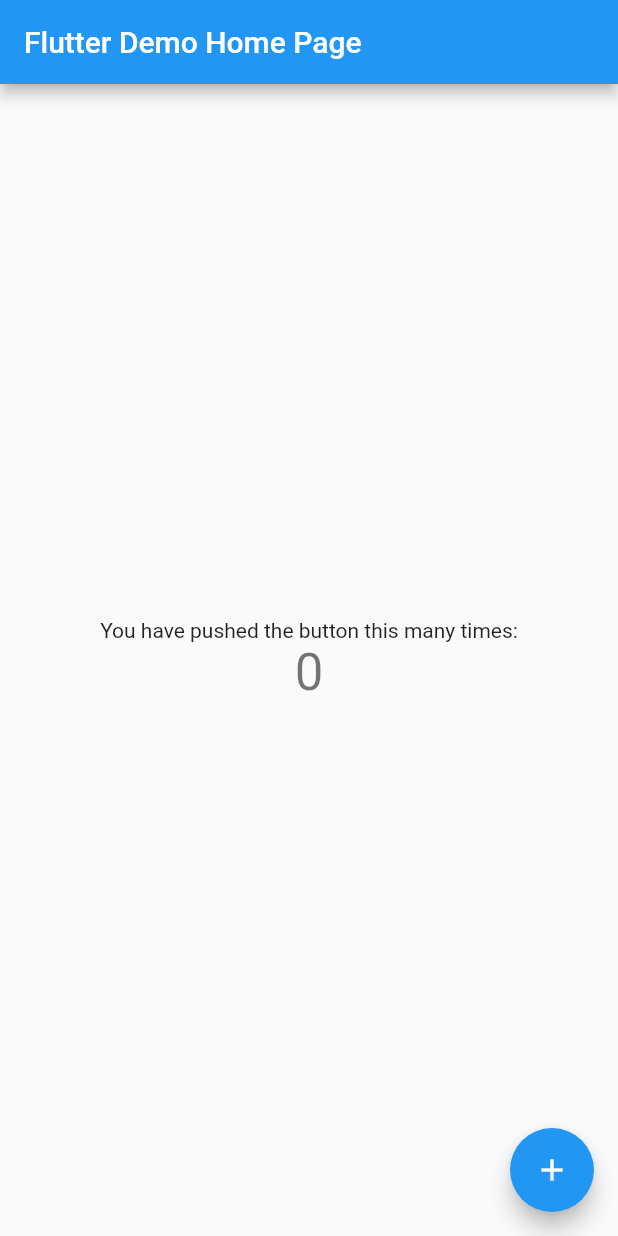
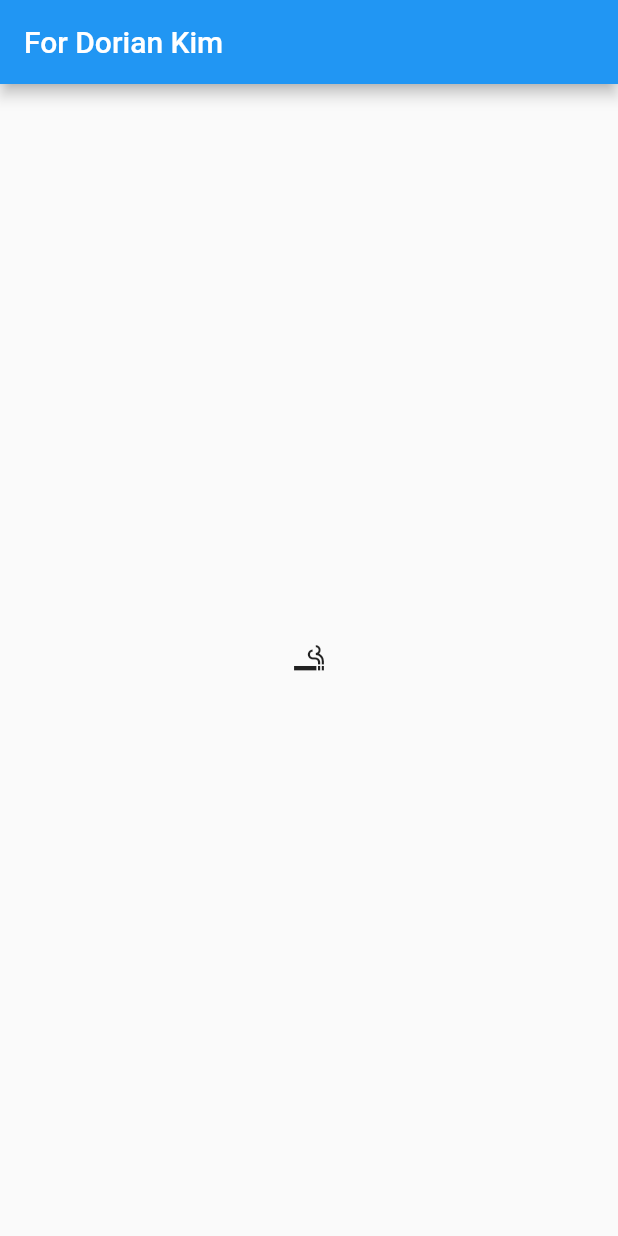
Before and after one commit to kimchungdo/DorianApp, a Flutter app: the screen it shows after launch, on a phone screen of 412 x 824 dp. Run offline on Flutter 3.47's test engine with Material 2 defaults, Android fonts, the phone set to English and light mode, and no system bars.

Commit message:
DateTime format added, Nav added

```diff
--- a/lib/main.dart
+++ b/lib/main.dart
@@ -1,3 +1,4 @@
+import 'package:dorian_app/smoking_page.dart';
 import 'package:flutter/material.dart';
 
 void main() {
@@ -11,35 +12,17 @@ class MyApp extends StatelessWidget {
   @override
   Widget build(BuildContext context) {
     return MaterialApp(
-      title: 'Flutter Demo',
+      title: 'Dorian Application',
       theme: ThemeData(
-        // This is the theme of your application.
-        //
-        // Try running your application with "flutter run". You'll see the
-        // application has a blue toolbar. Then, without quitting the app, try
-        // changing the primarySwatch below to Colors.green and then invoke
-        // "hot reload" (press "r" in the console where you ran "flutter run",
-        // or simply save your changes to "hot reload" in a Flutter IDE).
-        // Notice that the counter didn't reset back to zero; the application
-        // is not restarted.
         primarySwatch: Colors.blue,
       ),
-      home: const MyHomePage(title: 'Flutter Demo Home Page'),
+      home: const MyHomePage(title: 'For Dorian Kim'),
     );
   }
 }
 
 class MyHomePage extends StatefulWidget {
   const MyHomePage({Key? key, required this.title}) : super(key: key);
-
-  // This widget is the home page of your application. It is stateful, meaning
-  // that it has a State object (defined below) that contains fields that affect
-  // how it looks.
-
-  // This class is the configuration for the state. It holds the values (in this
-  // case the title) provided by the parent (in this case the App widget) and
-  // used by the build method of the State. Fields in a Widget subclass are
-  // always marked "final".
 
   final String title;
 
@@ -48,68 +31,25 @@ class MyHomePage extends StatefulWidget {
 }
 
 class _MyHomePageState extends State<MyHomePage> {
-  int _counter = 0;
-
-  void _incrementCounter() {
-    setState(() {
-      // This call to setState tells the Flutter framework that something has
-      // changed in this State, which causes it to rerun the build method below
-      // so that the display can reflect the updated values. If we changed
-      // _counter without calling setState(), then the build method would not be
-      // called again, and so nothing would appear to happen.
-      _counter++;
-    });
-  }
 
   @override
   Widget build(BuildContext context) {
-    // This method is rerun every time setState is called, for instance as done
-    // by the _incrementCounter method above.
-    //
-    // The Flutter framework has been optimized to make rerunning build methods
-    // fast, so that you can just rebuild anything that needs updating rather
-    // than having to individually change instances of widgets.
     return Scaffold(
       appBar: AppBar(
-        // Here we take the value from the MyHomePage object that was created by
-        // the App.build method, and use it to set our appbar title.
         title: Text(widget.title),
       ),
       body: Center(
-        // Center is a layout widget. It takes a single child and positions it
-        // in the middle of the parent.
-        child: Column(
-          // Column is also a layout widget. It takes a list of children and
-          // arranges them vertically. By default, it sizes itself to fit its
-          // children horizontally, and tries to be as tall as its parent.
-          //
-          // Invoke "debug painting" (press "p" in the console, choose the
-          // "Toggle Debug Paint" action from the Flutter Inspector in Android
-          // Studio, or the "Toggle Debug Paint" command in Visual Studio Code)
-          // to see the wireframe for each widget.
-          //
-          // Column has various properties to control how it sizes itself and
-          // how it positions its children. Here we use mainAxisAlignment to
-          // center the children vertically; the main axis here is the vertical
-          // axis because Columns are vertical (the cross axis would be
-          // horizontal).
-          mainAxisAlignment: MainAxisAlignment.center,
-          children: <Widget>[
-            const Text(
-              'You have pushed the button this many times:',
-            ),
-            Text(
-              '$_counter',
-              style: Theme.of(context).textTheme.headline4,
-            ),
-          ],
-        ),
+        child: IconButton(
+          icon: const Icon(Icons.smoking_rooms_sharp),
+          onPressed: (){
+            Navigator.push(
+                context,
+                MaterialPageRoute(builder: (context)=> const SmokingPage())
+            );
+          },
+        )
       ),
-      floatingActionButton: FloatingActionButton(
-        onPressed: _incrementCounter,
-        tooltip: 'Increment',
-        child: const Icon(Icons.add),
-      ), // This trailing comma makes auto-formatting nicer for build methods.
+
     );
   }
 }
--- /dev/null
+++ b/lib/model/models.dart
@@ -0,0 +1,5 @@
+class Time {
+  final DateTime dateTime;
+
+  Time({required this.dateTime});
+}
--- a/pubspec.yaml
+++ b/pubspec.yaml
@@ -36,6 +36,7 @@ dependencies:
   # Use with the CupertinoIcons class for iOS style icons.
   cupertino_icons: ^1.0.2
   path: ^1.8.3
+  intl: ^0.18.0
 
 dev_dependencies:
   flutter_test:
```
Also changed, not shown: lib/smoking_page.dart (added, +30 -0 lines), pubspec.lock.
